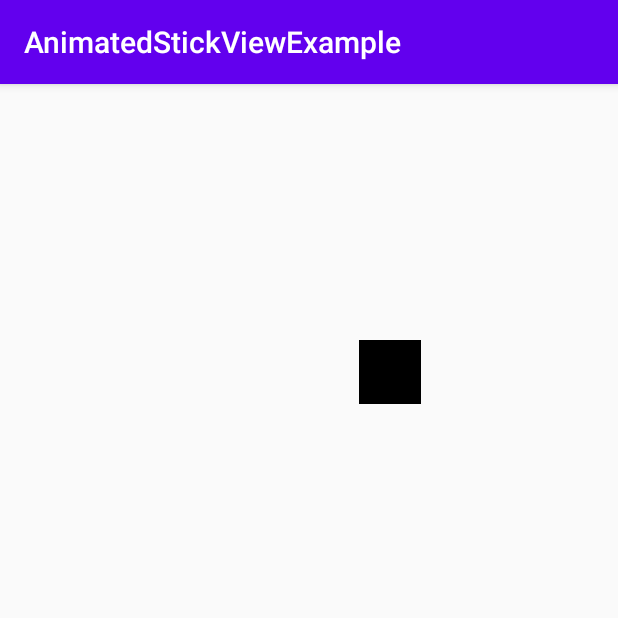
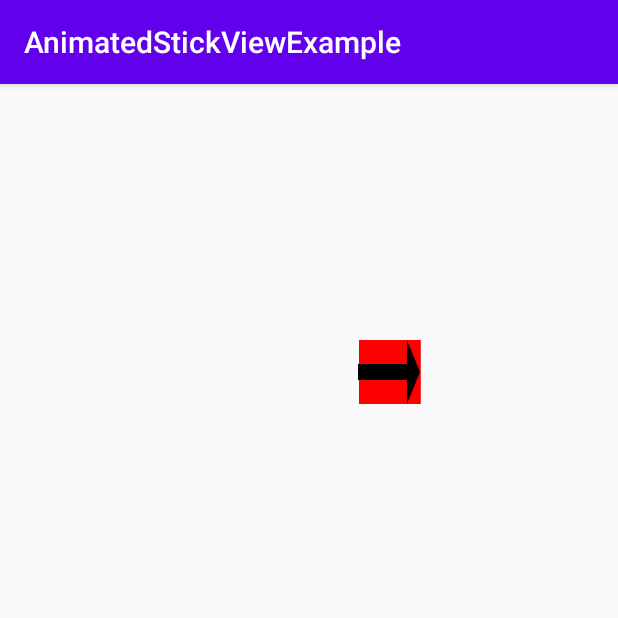
Before and after one commit to geckogecko/android-animated-stick-view, an Android app: the screen it shows after launch (MainActivity), on a phone screen of 412 x 824 dp, the top half of it. Run offline under Robolectric (Android 15) with nearby library versions, the phone set to English and light mode, and no system bars.

Commit message:
added rectangle drawable

```diff
--- a/android-animated-stick-view/src/main/java/at/steinbacher/android_animated_stick_view/Circle.kt
+++ b/android-animated-stick-view/src/main/java/at/steinbacher/android_animated_stick_view/Circle.kt
@@ -10,7 +10,7 @@ class Circle(var middlePoint: PointF, var radius: Float, paint: Paint, tag: Stri
         fun fromJson(jsonObject: JSONObject): Circle {
             return Circle(pointFromJson(jsonObject.getJSONObject("middlePoint")),
                 jsonObject.getDouble("radius").toFloat(),
-                Paint(),
+                paintFromJson(jsonObject.getJSONObject("paint")),
                 jsonObject.getString("tag"))
         }
     }
@@ -22,6 +22,7 @@ class Circle(var middlePoint: PointF, var radius: Float, paint: Paint, tag: Stri
     override fun toJson() = JSONObject().also {
         it.put("middlePoint", pointToJson(middlePoint))
         it.put("radius", radius)
+        it.put("paint", paintToJson(paint))
         it.put("tag", tag)
     }
 
--- a/android-animated-stick-view/src/main/java/at/steinbacher/android_animated_stick_view/Grid.kt
+++ b/android-animated-stick-view/src/main/java/at/steinbacher/android_animated_stick_view/Grid.kt
@@ -7,7 +7,7 @@ class Grid(paint: Paint, tag: String) : Simple(paint, tag){
 
     companion object {
         fun fromJson(jsonObject: JSONObject): Grid {
-            return Grid(Paint(),
+            return Grid(paintFromJson(jsonObject.getJSONObject("paint")),
                 jsonObject.getString("tag"))
         }
     }
@@ -17,6 +17,7 @@ class Grid(paint: Paint, tag: String) : Simple(paint, tag){
     }
 
     override fun toJson()= JSONObject().also {
+        it.put("paint", paintToJson(paint))
         it.put("tag", tag)
     }
 
--- a/android-animated-stick-view/src/main/java/at/steinbacher/android_animated_stick_view/Line.kt
+++ b/android-animated-stick-view/src/main/java/at/steinbacher/android_animated_stick_view/Line.kt
@@ -12,7 +12,7 @@ class Line(var startPoint: PointF, var endPoint: PointF, paint: Paint, tag: Stri
         fun fromJson(jsonObject: JSONObject): Line {
             return Line(pointFromJson(jsonObject.getJSONObject("startPoint")),
                 pointFromJson(jsonObject.getJSONObject("endPoint")),
-                Paint(),
+                paintFromJson(jsonObject.getJSONObject("paint")),
                 jsonObject.getString("tag"))
         }
     }
@@ -28,6 +28,7 @@ class Line(var startPoint: PointF, var endPoint: PointF, paint: Paint, tag: Stri
     override fun toJson()= JSONObject().also {
         it.put("startPoint", pointToJson(startPoint))
         it.put("endPoint", pointToJson(endPoint))
+        it.put("paint", paintToJson(paint))
         it.put("tag", tag)
     }
 
--- a/android-animated-stick-view/src/main/java/at/steinbacher/android_animated_stick_view/Rectangle.kt
+++ b/android-animated-stick-view/src/main/java/at/steinbacher/android_animated_stick_view/Rectangle.kt
@@ -1,7 +1,11 @@
 package at.steinbacher.android_animated_stick_view
 
+import android.content.Context
 import android.graphics.Paint
 import android.graphics.PointF
+import android.graphics.drawable.Drawable
+import android.graphics.drawable.VectorDrawable
+import androidx.core.graphics.drawable.DrawableCompat
 import org.json.JSONObject
 
 class Rectangle(val topLeft: PointF,
@@ -10,14 +14,30 @@ class Rectangle(val topLeft: PointF,
                 tag: String)
     : Simple(paint, tag){
 
+    private var vectorDrawableInt: Int = -1
+    private var vectorDrawable: VectorDrawable? = null
+
     companion object {
-        fun fromJson(jsonObject: JSONObject): Rectangle {
-            return Rectangle(pointFromJson(jsonObject.getJSONObject("topLeft")),
+        fun fromJson(jsonObject: JSONObject, context: Context): Rectangle {
+            val rectangle = Rectangle(pointFromJson(jsonObject.getJSONObject("topLeft")),
                 pointFromJson(jsonObject.getJSONObject("bottomRight")),
-                Paint(),
+                paintFromJson(jsonObject.getJSONObject("paint")),
                 jsonObject.getString("tag"))
+
+            if(jsonObject.has("drawable")) {
+                rectangle.setVectorDrawable(jsonObject.getInt("drawable"), context)
+            }
+
+            return rectangle
         }
     }
+
+    fun setVectorDrawable(vectorDrawableInt: Int, context: Context) {
+        this.vectorDrawableInt = vectorDrawableInt
+        vectorDrawable = context.resources.getDrawable(vectorDrawableInt, context.theme) as VectorDrawable?
+    }
+
+    fun getVectorDrawable() = vectorDrawable
 
     override fun getCopy(): Simple {
         return Rectangle(PointF(topLeft.x, topLeft.y),
@@ -31,6 +51,12 @@ class Rectangle(val topLeft: PointF,
     override fun toJson()= JSONObject().also {
         it.put("topLeft", pointToJson(topLeft))
         it.put("bottomRight", pointToJson(bottomRight))
+        it.put("paint", paintToJson(paint))
+
+        if(vectorDrawableInt != -1) {
+            it.put("drawable", vectorDrawableInt)
+        }
+
         it.put("tag", tag)
     }
 }
--- a/android-animated-stick-view/src/main/java/at/steinbacher/android_animated_stick_view/Scene.kt
+++ b/android-animated-stick-view/src/main/java/at/steinbacher/android_animated_stick_view/Scene.kt
@@ -1,5 +1,6 @@
 package at.steinbacher.android_animated_stick_view
 
+import android.content.Context
 import android.graphics.Paint
 import android.util.Log
 import org.json.JSONArray
@@ -9,7 +10,7 @@ class Scene {
     var simples: MutableList<Simple> = ArrayList()
 
     companion object {
-        fun fromJson(jsonArray: JSONArray): Scene {
+        fun fromJson(jsonArray: JSONArray, context: Context): Scene {
             return Scene().also {
                 for(i in 0 until jsonArray.length()) {
                     val jsonObject = jsonArray[i] as JSONObject
@@ -17,7 +18,7 @@ class Scene {
                         "Circle" -> it.simples.add(Circle.fromJson(jsonObject.getJSONObject("item")))
                         "Grid" -> it.simples.add(Grid.fromJson(jsonObject.getJSONObject("item")))
                         "Line" -> it.simples.add(Line.fromJson(jsonObject.getJSONObject("item")))
-                        "Rectangle" -> it.simples.add(Rectangle.fromJson(jsonObject.getJSONObject("item")))
+                        "Rectangle" -> it.simples.add(Rectangle.fromJson(jsonObject.getJSONObject("item"), context))
                     }
                 }
             }
--- /dev/null
+++ b/android-animated-stick-view/src/main/java/at/steinbacher/android_animated_stick_view/SceneCollection.kt
@@ -0,0 +1,25 @@
+package at.steinbacher.android_animated_stick_view
+
+import android.content.Context
+import org.json.JSONArray
+import org.json.JSONObject
+
+class SceneCollection {
+    var scenes: MutableList<Scene> = ArrayList()
+
+    companion object {
+        fun fromJson(jsonArray: JSONArray, context: Context): SceneCollection {
+            return SceneCollection().also {
+                for(i in 0 until jsonArray.length()) {
+                    it.scenes.add(Scene.fromJson(jsonArray[i] as JSONArray, context))
+                }
+            }
+        }
+    }
+
+    fun toJson()= JSONArray().also {
+        scenes.forEach { item ->
+            it.put(item.toJson())
+        }
+    }
+}
--- a/android-animated-stick-view/src/main/java/at/steinbacher/android_animated_stick_view/Simple.kt
+++ b/android-animated-stick-view/src/main/java/at/steinbacher/android_animated_stick_view/Simple.kt
@@ -1,5 +1,6 @@
 package at.steinbacher.android_animated_stick_view
 
+import android.graphics.Color
 import android.graphics.Paint
 import android.graphics.PointF
 import org.json.JSONObject
@@ -12,9 +13,18 @@ abstract class Simple(val paint: Paint, val tag: String) {
             it.put("y", point.y)
         }
 
-        fun pointFromJson(json: JSONObject) = PointF(json.getDouble("x").toFloat(),
+        fun pointFromJson(json: JSONObject) = PointF(
+            json.getDouble("x").toFloat(),
             json.getDouble("y").toFloat()
         )
+
+        fun paintToJson(paint: Paint) = JSONObject().also {
+            it.put("color", String.format("#%08X", paint.color))
+        }
+
+        fun paintFromJson(json: JSONObject) = Paint().also {
+            it.color = Color.parseColor(json.getString("color"))
+        }
     }
 
     abstract fun getCopy(): Simple
--- a/android-animated-stick-view/src/main/java/at/steinbacher/android_animated_stick_view/StickView.kt
+++ b/android-animated-stick-view/src/main/java/at/steinbacher/android_animated_stick_view/StickView.kt
@@ -69,6 +69,16 @@ class StickView : View, ValueAnimator.AnimatorUpdateListener, Animator.AnimatorL
      */
     fun setScenes(scenes: List<Scene>) {
         receivedScenes = scenes
+    }
+
+    /**
+     * @param sceneCollection to loop through
+     * Initially the first scene is shown. After startAnimation() is called StickView starts looping
+     * through the provided scenes.
+     * @see #startAnimation()
+     */
+    fun setSceneCollection(sceneCollection: SceneCollection) {
+        receivedScenes = sceneCollection.scenes
     }
 
     /**
--- a/android-animated-stick-view/src/main/java/at/steinbacher/android_animated_stick_view/internal/LineDrawable.kt
+++ b/android-animated-stick-view/src/main/java/at/steinbacher/android_animated_stick_view/internal/LineDrawable.kt
@@ -20,7 +20,7 @@ class LineDrawable(context : Context,
 ): SimpleDrawable(context, horizontalLinesCount, verticalLinesCount, width, height, tag) {
 
     override fun draw(canvas: Canvas) {
-        var vectorDrawable = sourceLine.vectorDrawable
+        val vectorDrawable = sourceLine.vectorDrawable
         if(vectorDrawable != null) {
             val width = abs(translatedStartPoint.x - translatedEndPoint.x)
             val height = abs(translatedStartPoint.y - translatedEndPoint.y)
--- a/android-animated-stick-view/src/main/java/at/steinbacher/android_animated_stick_view/internal/RectangleDrawable.kt
+++ b/android-animated-stick-view/src/main/java/at/steinbacher/android_animated_stick_view/internal/RectangleDrawable.kt
@@ -15,8 +15,17 @@ class RectangleDrawable(context : Context,
 ): SimpleDrawable(context, horizontalLinesCount, verticalLinesCount, width, height, tag) {
 
     override fun draw(canvas: Canvas) {
-        canvas.drawRect(translatedLeftTop.x, translatedLeftTop.y,
-            translatedRightBottom.x, translatedRightBottom.y,
-            sourceRectangle.paint)
+        val vectorDrawable = sourceRectangle.getVectorDrawable()
+        if(vectorDrawable != null) {
+            vectorDrawable.setBounds(translatedLeftTop.x.toInt(), translatedLeftTop.y.toInt(),
+                translatedRightBottom.x.toInt(), translatedRightBottom.y.toInt())
+            vectorDrawable.draw(canvas)
+        } else {
+            canvas.drawRect(
+                translatedLeftTop.x, translatedLeftTop.y,
+                translatedRightBottom.x, translatedRightBottom.y,
+                sourceRectangle.paint
+            )
+        }
     }
 }
--- a/android-animated-stick-view/src/main/res/values/colors.xml
+++ b/android-animated-stick-view/src/main/res/values/colors.xml
@@ -1,4 +1,5 @@
 <?xml version="1.0" encoding="utf-8"?>
 <resources>
     <color name="black">#6200EE</color>
+    <color name="red">#FF0000</color>
 </resources>
--- a/app/src/main/java/at/steinbacher/animatedStickViewExample/MainActivity.kt
+++ b/app/src/main/java/at/steinbacher/animatedStickViewExample/MainActivity.kt
@@ -2,6 +2,7 @@ package at.steinbacher.animatedStickViewExample
 
 import android.graphics.Paint
 import android.graphics.PointF
+import android.graphics.drawable.VectorDrawable
 import android.os.Bundle
 import android.util.Log
 import androidx.appcompat.app.AppCompatActivity
@@ -17,27 +18,30 @@ class MainActivity : AppCompatActivity() {
 
         //it.vectorDrawable = resources.getDrawable(R.drawable.ic_trending_flat_24px) as VectorDrawable?
 
-        val paint = Paint(getColor(R.color.black))
+        val paint = Paint().also {
+            it.color = getColor(R.color.red)
+        }
 
         val scene = Scene().also {
             it.simples.add(Rectangle(PointF(4F,4F), PointF(5F,5F), paint,"rectangle"))
-            it.simples.add(Line(PointF(4F,4F), PointF(5F,5F), paint,"line"))
+            it.simples.add(Rectangle(PointF(4F,4F), PointF(5F,5F), paint,"rectangle2").also { rect ->
+                rect.setVectorDrawable(R.drawable.ic_trending_flat_24px, applicationContext)
+            })
         }
-
-        val testScene = Scene.fromJson(scene.toJson())
-        Log.i("tag", testScene.toJson().toString())
 
         val scene2 = SceneUtil.move(scene.getCopy(), 2F, SceneUtil.TargetAxis.X)
 
-        val scenes = ArrayList<Scene>().also {
-            it.add(scene)
-            it.add(scene2)
+        val sceneCollection = SceneCollection().also {
+            it.scenes.add(scene)
+            it.scenes.add(scene2)
         }
+
+        val testSceneCollection = SceneCollection.fromJson(sceneCollection.toJson(), applicationContext)
 
         findViewById<StickView>(R.id.stick_view).let {
             it.setGrid(10, 10)
             it.enableDynamicHorizontalLinesCount(true)
-            it.setScenes(scenes)
+            it.setSceneCollection(testSceneCollection)
             it.startAnimation()
         }
     }
```
